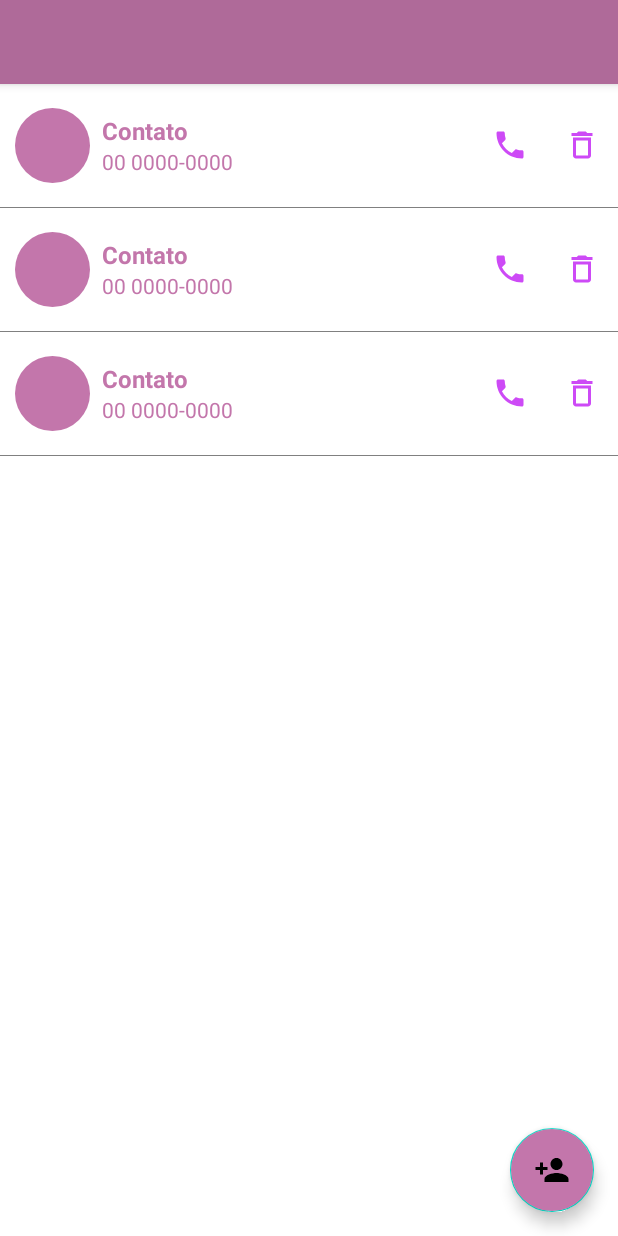
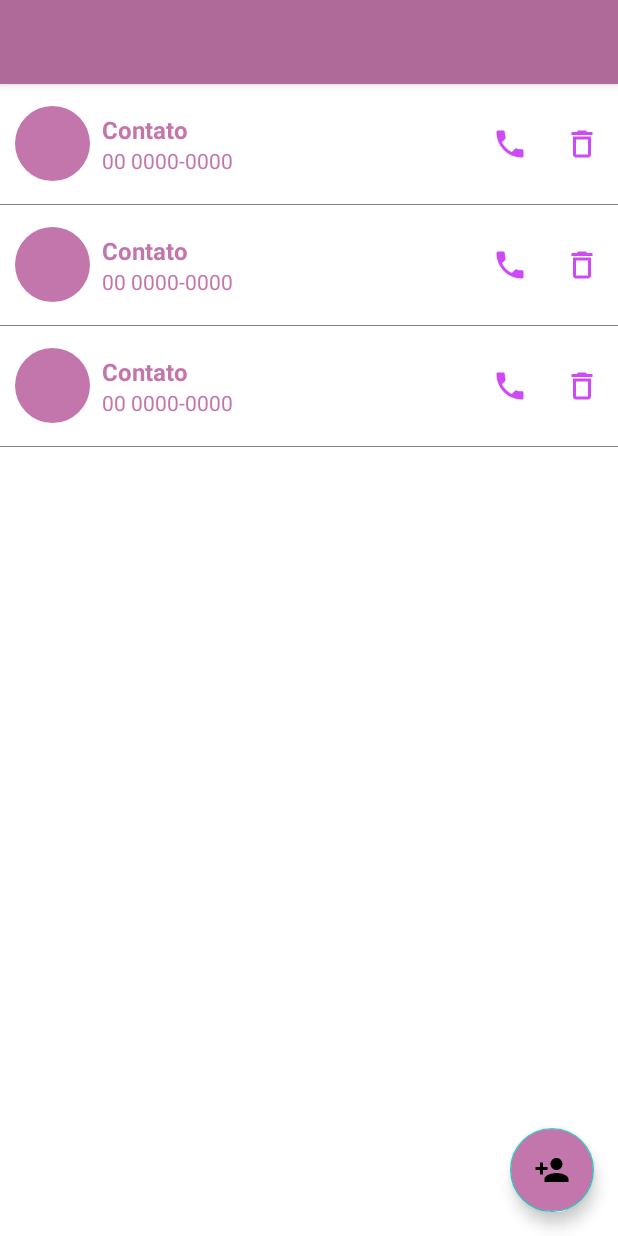
Before and after one commit to AlineSouzza/contact-list, an Android app: the layout activity_contact_list.xml on its own in the app's theme, with its tools: preview values and no code run, on a phone screen of 412 x 824 dp. Run offline under Robolectric (Android 15) with nearby library versions, the phone set to English and light mode, and no system bars.

Commit message:
res/layout: Altera alguns componentes

```diff
--- a/app/src/main/res/layout/activity_contact_list.xml
+++ b/app/src/main/res/layout/activity_contact_list.xml
@@ -10,6 +10,12 @@
     <include
         android:id="@+id/layout_toolbar"
         layout="@layout/toolbar" />
+
+    <include
+        layout="@layout/skeleton_shimmer_layout"
+        android:layout_width="match_parent"
+        android:layout_height="wrap_content"
+        android:layout_below="@+id/layout_toolbar" />
 
     <com.google.android.material.floatingactionbutton.FloatingActionButton
         android:id="@+id/edit_contact"
@@ -28,13 +34,13 @@
         android:layout_width="match_parent"
         android:layout_height="match_parent"
         android:gravity="center"
-        android:visibility="gone"
-        android:orientation="vertical" >
+        android:orientation="vertical"
+        android:visibility="gone">
 
         <ImageView
             android:layout_width="wrap_content"
             android:layout_height="wrap_content"
-            app:srcCompat="@drawable/baseline_post_add_24"/>
+            app:srcCompat="@drawable/baseline_post_add_24" />
 
         <TextView
             android:layout_width="wrap_content"
--- a/app/src/main/res/layout/layout_contact_cell.xml
+++ b/app/src/main/res/layout/layout_contact_cell.xml
@@ -10,9 +10,8 @@
 
     <LinearLayout
         android:layout_width="match_parent"
-        android:layout_height="match_parent"
-        android:layout_marginTop="16dp"
-        android:layout_marginBottom="16dp">
+        android:layout_height="@dimen/row_layout_height"
+        android:gravity="center">
 
         <LinearLayout
             android:layout_width="50dp"
@@ -81,6 +80,6 @@
 
     <View
         android:layout_width="match_parent"
-        android:layout_height="0.5dp"
+        android:layout_height="0.8dp"
         android:background="#808080" />
 </LinearLayout>
```
